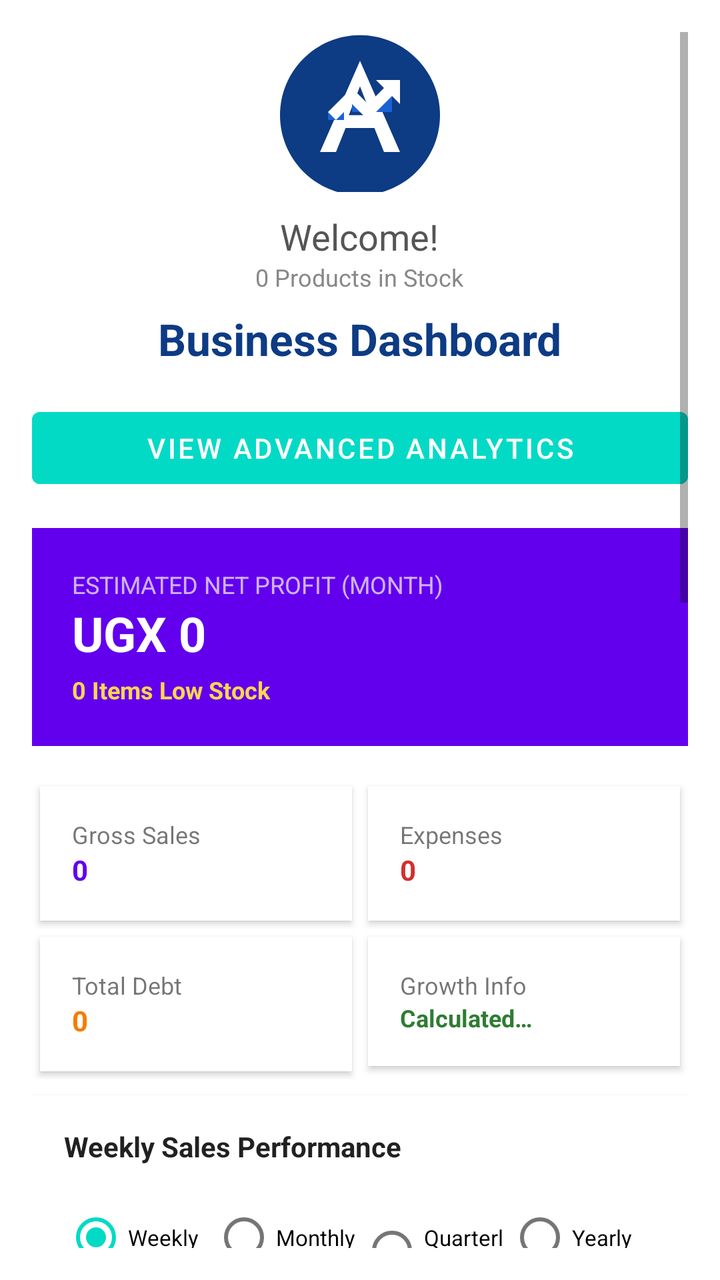
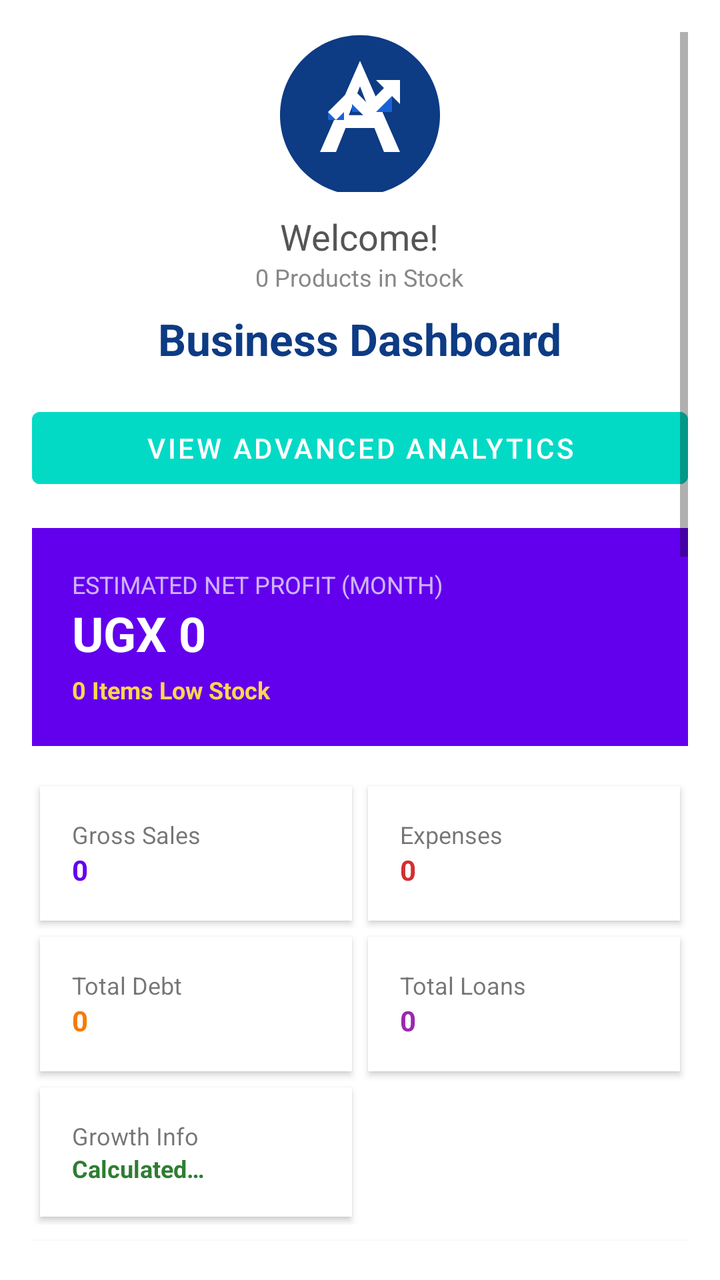

Before-and-after screenshots of an Android layout around one commit, followed by the original layout XML and the change that was made.
<!-- AndroidManifest.xml: application theme AppTheme -->
<!-- res/layout/fragment_home.xml -->
<?xml version="1.0" encoding="utf-8"?>
<ScrollView xmlns:android="http://schemas.android.com/apk/res/android"
    xmlns:app="http://schemas.android.com/apk/res-auto"
    android:layout_width="match_parent"
    android:layout_height="match_parent"
    android:padding="16dp">

    <LinearLayout
        android:layout_width="match_parent"
        android:layout_height="wrap_content"
        android:orientation="vertical">

        <ImageView
            android:layout_width="80dp"
            android:layout_height="80dp"
            app:srcCompat="@drawable/logo_agapel"
            android:layout_gravity="center"
            android:layout_marginBottom="10dp"
            android:contentDescription="@string/logo_description"/>

        <TextView
            android:id="@+id/txtDashboardGreeting"
            android:layout_width="wrap_content"
            android:layout_height="wrap_content"
            android:layout_gravity="center"
            android:text="Welcome!"
            android:textSize="18sp"
            android:textColor="#555555" />

        <TextView
            android:id="@+id/txtDashboardInventoryCount"
            android:layout_width="wrap_content"
            android:layout_height="wrap_content"
            android:layout_gravity="center"
            android:text="0 Products in Stock"
            android:textSize="12sp"
            android:textColor="#888888"
            android:layout_marginBottom="8dp"/>

        <TextView
            android:layout_width="wrap_content"
            android:layout_height="wrap_content"
            android:layout_gravity="center"
            android:text="@string/business_dashboard"
            android:textSize="22sp"
            android:textStyle="bold"
            android:textColor="#0D3B84"
            android:layout_marginBottom="16dp"/>

        <Button
            android:id="@+id/btnViewAdvancedAnalytics"
            android:layout_width="match_parent"
            android:layout_height="wrap_content"
            android:text="VIEW ADVANCED ANALYTICS"
            android:layout_marginBottom="16dp"
            style="@style/Widget.MaterialComponents.Button.UnelevatedButton"
            android:backgroundTint="?attr/colorSecondary"/>

        
        <LinearLayout
            android:layout_width="match_parent"
            android:layout_height="wrap_content"
            android:background="?attr/colorPrimary"
            android:padding="20dp"
            android:orientation="vertical"
            android:layout_marginBottom="16dp">
            <TextView
                android:layout_width="wrap_content"
                android:layout_height="wrap_content"
                android:text="@string/estimated_net_profit_month"
                android:textColor="?attr/colorOnPrimary"
                android:alpha="0.7"
                android:textSize="12sp" />
            <TextView
                android:id="@+id/txtDashNetProfit"
                android:layout_width="wrap_content"
                android:layout_height="wrap_content"
                android:text="@string/ugx_0"
                android:textColor="?attr/colorOnPrimary"
                android:textSize="24sp"
                android:textStyle="bold" />
            <TextView
                android:id="@+id/txtDashLowStockBadge"
                android:layout_width="wrap_content"
                android:layout_height="wrap_content"
                android:text="0 Items Low Stock"
                android:textColor="#FFD54F"
                android:textSize="12sp"
                android:textStyle="bold"
                android:layout_marginTop="4dp"
                android:visibility="visible"/>
        </LinearLayout>

        <GridLayout
            android:layout_width="match_parent"
            android:layout_height="wrap_content"
            android:columnCount="2"
            android:rowCount="2">

            
            <LinearLayout
                android:layout_width="0dp"
                android:layout_height="wrap_content"
                android:layout_columnWeight="1"
                android:background="?attr/colorSurface"
                android:padding="16dp"
                android:layout_margin="4dp"
                android:orientation="vertical"
                android:elevation="2dp">
                <TextView
                    android:layout_width="wrap_content"
                    android:layout_height="wrap_content"
                    android:text="@string/gross_sales"
                    android:textSize="12sp" />
                <TextView
                    android:id="@+id/txtDashGrossSales"
                    android:layout_width="wrap_content"
                    android:layout_height="wrap_content"
                    android:text="@string/zero"
                    android:textStyle="bold"
                    android:textColor="?attr/colorPrimary" />
            </LinearLayout>

            
            <LinearLayout
                android:layout_width="0dp"
                android:layout_height="wrap_content"
                android:layout_columnWeight="1"
                android:background="?attr/colorSurface"
                android:padding="16dp"
                android:layout_margin="4dp"
                android:orientation="vertical"
                android:elevation="2dp">
                <TextView
                    android:layout_width="wrap_content"
                    android:layout_height="wrap_content"
                    android:text="@string/expenses"
                    android:textSize="12sp" />
                <TextView
                    android:id="@+id/txtDashExpenses"
                    android:layout_width="wrap_content"
                    android:layout_height="wrap_content"
                    android:text="@string/zero"
                    android:textStyle="bold"
                    android:textColor="@color/error_red" />
            </LinearLayout>

            
            <LinearLayout
                android:layout_width="0dp"
                android:layout_height="wrap_content"
                android:layout_columnWeight="1"
                android:background="?attr/colorSurface"
                android:padding="16dp"
                android:layout_margin="4dp"
                android:orientation="vertical"
                android:elevation="2dp">
                <TextView
                    android:layout_width="wrap_content"
                    android:layout_height="wrap_content"
                    android:text="@string/total_debt"
                    android:textSize="12sp" />
                <TextView
                    android:id="@+id/txtDashDebt"
                    android:layout_width="wrap_content"
                    android:layout_height="wrap_content"
                    android:text="@string/zero"
                    android:textStyle="bold"
                    android:textColor="@color/warning_orange" />
            </LinearLayout>

            
            <LinearLayout
                android:layout_width="0dp"
                android:layout_height="wrap_content"
                android:layout_columnWeight="1"
                android:background="?attr/colorSurface"
                android:padding="16dp"
                android:layout_margin="4dp"
                android:orientation="vertical"
                android:elevation="2dp">
                <TextView
                    android:id="@+id/txtComparisonTitle"
                    android:layout_width="wrap_content"
                    android:layout_height="wrap_content"
                    android:text="@string/growth_info"
                    android:textSize="12sp" />
                <TextView
                    android:id="@+id/txtComparisonValue"
                    android:layout_width="wrap_content"
                    android:layout_height="wrap_content"
                    android:text="@string/calculated"
                    android:textStyle="bold"
                    android:textColor="@color/success_green"
                    android:textSize="12sp" />
            </LinearLayout>
        </GridLayout>

        
        <LinearLayout
            android:layout_width="match_parent"
            android:layout_height="wrap_content"
            android:background="?attr/colorSurface"
            android:padding="16dp"
            android:layout_marginTop="8dp"
            android:orientation="vertical"
            android:elevation="2dp">

            <TextView
                android:id="@+id/txtGraphTitle"
                android:layout_width="wrap_content"
                android:layout_height="wrap_content"
                android:text="@string/weekly_sales_performance"
                android:textStyle="bold"
                android:textColor="?android:attr/textColorPrimary"
                android:layout_marginBottom="12dp"/>

            <RadioGroup
                android:id="@+id/rgGraphRange"
                android:layout_width="match_parent"
                android:layout_height="wrap_content"
                android:orientation="horizontal"
                android:layout_marginBottom="12dp">
                <RadioButton
                    android:id="@+id/rbWeekly"
                    android:layout_width="0dp"
                    android:layout_height="wrap_content"
                    android:layout_weight="1"
                    android:text="@string/weekly"
                    android:checked="true"
                    android:textSize="11sp" />
                <RadioButton
                    android:id="@+id/rbMonthly"
                    android:layout_width="0dp"
                    android:layout_height="wrap_content"
                    android:layout_weight="1"
                    android:text="@string/monthly"
                    android:textSize="11sp" />
                <RadioButton
                    android:id="@+id/rbQuarterly"
                    android:layout_width="0dp"
                    android:layout_height="wrap_content"
                    android:layout_weight="1"
                    android:text="@string/quarterly"
                    android:textSize="11sp" />
                <RadioButton
                    android:id="@+id/rbYearly"
                    android:layout_width="0dp"
                    android:layout_height="wrap_content"
                    android:layout_weight="1"
                    android:text="@string/yearly"
                    android:textSize="11sp" />
            </RadioGroup>

            <com.github.mikephil.charting.charts.LineChart
                android:id="@+id/salesLineChart"
                android:layout_width="match_parent"
                android:layout_height="200dp" />

            <LinearLayout
                android:layout_width="match_parent"
                android:layout_height="wrap_content"
                android:orientation="horizontal"
                android:layout_marginTop="16dp"
                android:gravity="center_vertical">

                <TextView
                    android:id="@+id/txtWeeklyGrowth"
                    android:layout_width="wrap_content"
                    android:layout_height="wrap_content"
                    android:text="@string/weekly_growth_placeholder"
                    android:textColor="@color/success_green"
                    android:textStyle="bold"
                    android:textSize="12sp"/>
            </LinearLayout>
        </LinearLayout>

        
        <LinearLayout
            android:layout_width="match_parent"
            android:layout_height="wrap_content"
            android:background="?attr/colorSurface"
            android:padding="16dp"
            android:layout_marginTop="8dp"
            android:orientation="vertical"
            android:elevation="2dp">

            <TextView
                android:layout_width="wrap_content"
                android:layout_height="wrap_content"
                android:text="@string/profit_vs_expenses_monthly"
                android:textStyle="bold"
                android:textColor="?android:attr/textColorPrimary"
                android:layout_marginBottom="12dp"/>

            <com.github.mikephil.charting.charts.PieChart
                android:id="@+id/dashProfitPieChart"
                android:layout_width="match_parent"
                android:layout_height="250dp" />
        </LinearLayout>

        
        <LinearLayout
            android:id="@+id/layoutLowStockAlert"
            android:layout_width="match_parent"
            android:layout_height="wrap_content"
            android:background="@color/low_stock_bg"
            android:padding="16dp"
            android:layout_marginTop="8dp"
            android:orientation="vertical"
            android:elevation="2dp"
            android:visibility="gone">

            <TextView
                android:layout_width="wrap_content"
                android:layout_height="wrap_content"
                android:text="@string/low_stock_alerts"
                android:textStyle="bold"
                android:textColor="#E65100"
                android:layout_marginBottom="8dp"/>

            <TextView
                android:id="@+id/txtLowStockItems"
                android:layout_width="wrap_content"
                android:layout_height="wrap_content"
                android:text="Loading..."
                android:textColor="#BF360C"
                android:textSize="12sp"/>
        </LinearLayout>

        <TextView
            android:layout_width="wrap_content"
            android:layout_height="wrap_content"
            android:text="@string/quick_actions"
            android:textStyle="bold"
            android:layout_marginTop="16dp"
            android:layout_marginBottom="8dp"/>

        <Button
            android:id="@+id/btnQuickExpense"
            android:layout_width="match_parent"
            android:layout_height="wrap_content"
            android:text="@string/record_new_expense"
            style="@style/Widget.MaterialComponents.Button.OutlinedButton"/>

        <Button
            android:id="@+id/btnQuickDebt"
            android:layout_width="match_parent"
            android:layout_height="wrap_content"
            android:text="@string/view_debtors_list"
            style="@style/Widget.MaterialComponents.Button.OutlinedButton"/>

    </LinearLayout>
</ScrollView>
<!-- resources referenced by this layout -->
<resources>
  <color name="error_red">#D32F2F</color>
  <color name="low_stock_bg">#FFF3E0</color>
  <color name="success_green">#2E7D32</color>
  <color name="warning_orange">#F57C00</color>
  <!-- drawable logo_agapel (drawable) -->
  <vector xmlns:android="http://schemas.android.com/apk/res/android"
      android:width="200dp"
      android:height="200dp"
      android:viewportWidth="100"
      android:viewportHeight="100">
  
      
      <path
          android:fillColor="#0D3B84"
          android:pathData="M50,2C22.39,2 0,24.39 0,52c0,27.61 22.39,50 50,50s50,-22.39 50,-50C100,24.39 77.61,2 50,2z" />
  
      
      <path
          android:fillColor="#FFFFFF"
          android:pathData="M50,18L25,75h10l6,-15h18l6,15h10L50,18zM43,52l7,-18l7,18H43z" />
  
      
      <path
          android:fillColor="#1A62D6"
          android:pathData="M45,45h10v5h-10z M60,40h10v10h-10z M30,50h10v5h-10z" />
  
      <path
          android:fillColor="#FFFFFF"
          android:pathData="M75,30l-15,0l5,5l-10,10l-10,-10l-15,15l5,5l10,-10l10,10l15,-15l5,5z" />
  </vector>
  <string name="business_dashboard">Business Dashboard</string>
  <string name="calculated">Calculated…</string>
  <string name="estimated_net_profit_month">ESTIMATED NET PROFIT (MONTH)</string>
  <string name="expenses">Expenses</string>
  <string name="gross_sales">Gross Sales</string>
  <string name="growth_info">Growth Info</string>
  <string name="logo_description">App Logo</string>
  <string name="low_stock_alerts">Low Stock Alerts</string>
  <string name="monthly">Monthly</string>
  <string name="profit_vs_expenses_monthly">Profit vs. Expenses (Monthly)</string>
  <string name="quarterly">Quarterly</string>
  <string name="quick_actions">Quick Actions</string>
  <string name="record_new_expense">Record New Expense</string>
  <string name="total_debt">Total Debt</string>
  <string name="ugx_0">UGX 0</string>
  <string name="view_debtors_list">View Debtors List</string>
  <string name="weekly">Weekly</string>
  <string name="weekly_growth_placeholder">+0% vs last week</string>
  <string name="weekly_sales_performance">Weekly Sales Performance</string>
  <string name="yearly">Yearly</string>
  <string name="zero">0</string>
  <style name="AppTheme" parent="Theme.MaterialComponents.DayNight.NoActionBar">
          
          <item name="colorPrimary">@color/md_primary</item>
          <item name="colorPrimaryVariant">@color/md_primary_dark</item>
          <item name="colorOnPrimary">@color/white</item>
  
          
          <item name="colorSecondary">@color/md_secondary</item>
          <item name="colorSecondaryVariant">@color/md_secondary</item>
          <item name="colorOnSecondary">@color/white</item>
  
          
          <item name="android:windowBackground">@color/md_background</item>
          <item name="colorSurface">@color/md_surface</item>
          <item name="colorOnSurface">#212121</item>
          <item name="colorSurfaceVariant">#E9EFF8</item>
          <item name="colorError">@color/error_red</item>
  
          
          <item name="android:statusBarColor">?attr/colorPrimaryVariant</item>
      </style>
  <color name="md_primary">#1565C0</color>
  <color name="md_primary_dark">#0D47A1</color>
  <color name="white">#FFFFFF</color>
  <color name="md_secondary">#2E7D32</color>
  <color name="md_background">#F8F9FA</color>
  <color name="md_surface">#FFFFFF</color>
</resources>

<!-- the commit's change to res/layout/fragment_home.xml (unified diff, before → after) -->
@@ -95,7 +95,7 @@
             android:layout_width="match_parent"
             android:layout_height="wrap_content"
             android:columnCount="2"
-            android:rowCount="2">
+            android:rowCount="3">
 
             
             <LinearLayout
@@ -167,6 +167,30 @@
                     android:text="@string/zero"
                     android:textStyle="bold"
                     android:textColor="@color/warning_orange" />
+            </LinearLayout>
+
+            
+            <LinearLayout
+                android:layout_width="0dp"
+                android:layout_height="wrap_content"
+                android:layout_columnWeight="1"
+                android:background="?attr/colorSurface"
+                android:padding="16dp"
+                android:layout_margin="4dp"
+                android:orientation="vertical"
+                android:elevation="2dp">
+                <TextView
+                    android:layout_width="wrap_content"
+                    android:layout_height="wrap_content"
+                    android:text="@string/total_loans"
+                    android:textSize="12sp" />
+                <TextView
+                    android:id="@+id/txtDashLoans"
+                    android:layout_width="wrap_content"
+                    android:layout_height="wrap_content"
+                    android:text="@string/zero"
+                    android:textStyle="bold"
+                    android:textColor="#9C27B0" />
             </LinearLayout>
 
             
@@ -350,5 +374,12 @@
             android:text="@string/view_debtors_list"
             style="@style/Widget.MaterialComponents.Button.OutlinedButton"/>
 
+        <Button
+            android:id="@+id/btnQuickLoan"
+            android:layout_width="match_parent"
+            android:layout_height="wrap_content"
+            android:text="@string/record_new_loan"
+            style="@style/Widget.MaterialComponents.Button.OutlinedButton"/>
+
     </LinearLayout>
 </ScrollView>
<!-- resource entries referenced after the edit -->
@@ -43,7 +43,9 @@
   <string name="quarterly">Quarterly</string>
   <string name="quick_actions">Quick Actions</string>
   <string name="record_new_expense">Record New Expense</string>
+  <string name="record_new_loan">Record New Loan</string>
   <string name="total_debt">Total Debt</string>
+  <string name="total_loans">Total Loans</string>
   <string name="ugx_0">UGX 0</string>
   <string name="view_debtors_list">View Debtors List</string>
   <string name="weekly">Weekly</string>
